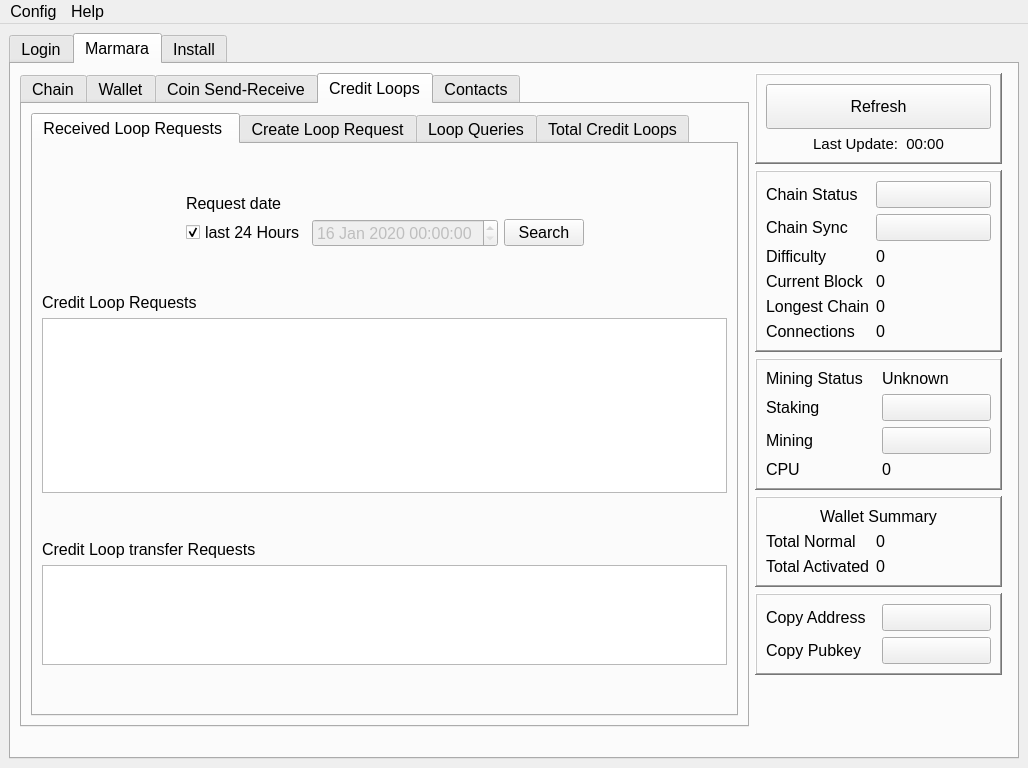
The window that src/main/python/qtguidesign.ui (marmarachain/marmara-connector) describes before a commit, drawn with Qt 5.
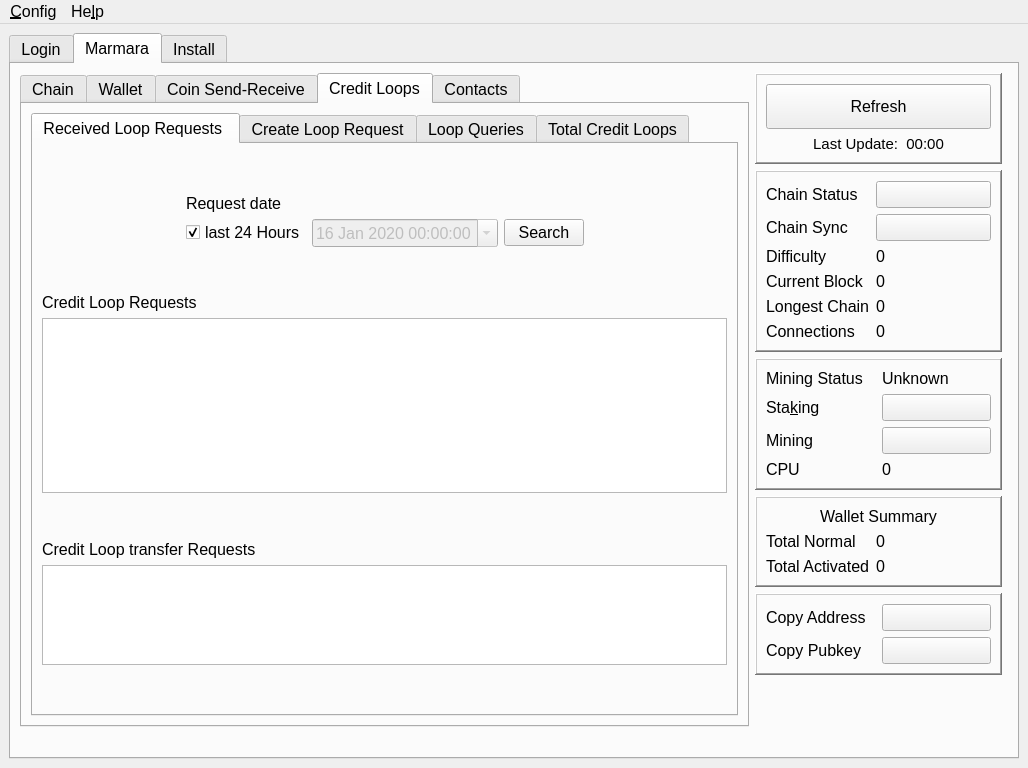
The same window after the commit. The open tabs and pages were chosen to show the change. Icons and pictures are not drawn.

Commit message: [add] added calender popup for datetimedit field

```diff
--- a/src/main/python/qtguidesign.ui
+++ b/src/main/python/qtguidesign.ui
@@ -1399,7 +1399,7 @@
                 </font>
                </property>
                <property name="text">
-                <string>Staking</string>
+                <string>Sta&amp;king</string>
                </property>
                <property name="buddy">
                 <cstring>staking_button</cstring>
@@ -3015,6 +3015,9 @@
                       <day>16</day>
                      </date>
                     </property>
+                    <property name="calendarPopup">
+                     <bool>true</bool>
+                    </property>
                    </widget>
                   </item>
                   <item row="1" column="3">
@@ -4859,7 +4862,7 @@
      </font>
     </property>
     <property name="title">
-     <string>Config</string>
+     <string>&amp;Config</string>
     </property>
     <addaction name="actionLanguage_Selection"/>
     <addaction name="actionConfigure_Paths"/>
@@ -4874,7 +4877,7 @@
      </font>
     </property>
     <property name="title">
-     <string>Help</string>
+     <string>He&amp;lp</string>
     </property>
     <widget class="QMenu" name="menuDebug">
      <property name="title">
```
Left out of the diff: 18 changed lines with no effect on the pictures. The commit also changes 1 other file.
